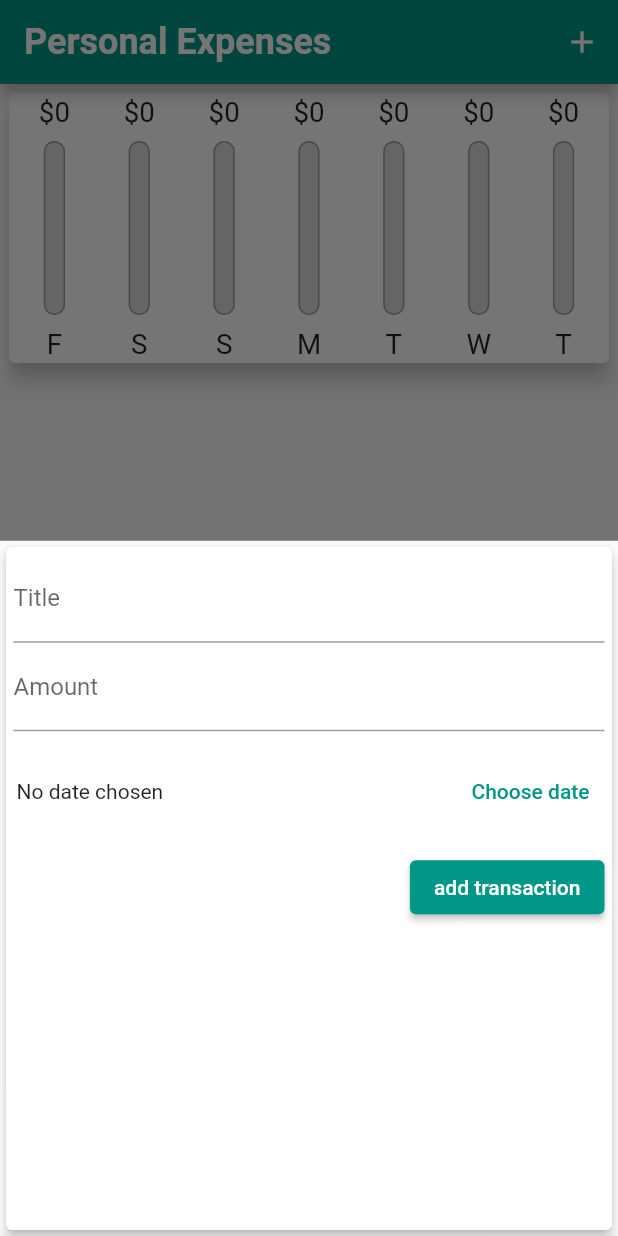
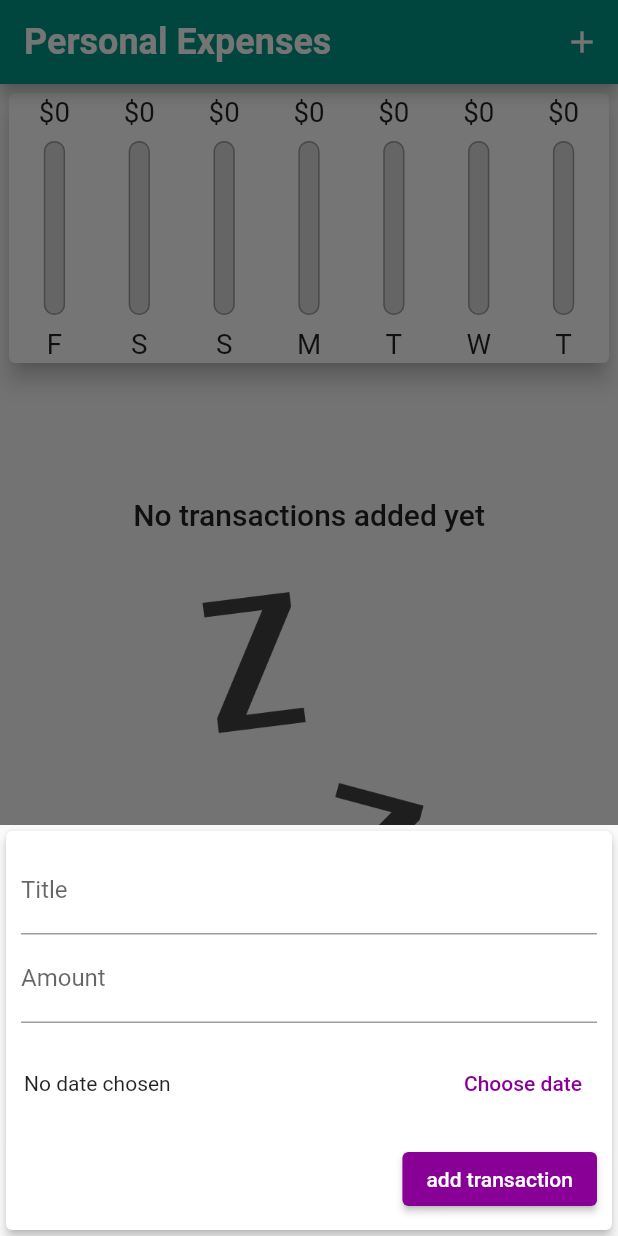
Before and after one commit to ArAmM7/personal_expenses_app, a Flutter app: the screen it shows after launch, after a tap on the "delete" icon, after a tap on the "add" icon, on a phone screen of 412 x 824 dp. Run offline on Flutter 3.47's test engine with Material 2 defaults, Android fonts, the phone set to English and light mode, and no system bars; Roboto replaces fonts that are missing (SF).

Commit message:
Responsive UI and adaptive widgets/app

```diff
--- a/lib/main.dart
+++ b/lib/main.dart
@@ -1,14 +1,14 @@
+import 'dart:io';
+
 import 'package:flutter/material.dart';
-import 'package:flutter/services.dart';
+import 'package:flutter/cupertino.dart';
+
 import 'package:personal_expenses_app/models/transaction.dart';
-import 'package:personal_expenses_app/widgets/new_transactions.dart';
+import 'package:personal_expenses_app/widgets/new_transaction.dart';
 import 'package:personal_expenses_app/widgets/transaction_list.dart';
 import 'package:personal_expenses_app/widgets/chart.dart';
 
 void main() {
-  // WidgetsFlutterBinding.ensureInitialized();
-  // SystemChrome.setPreferredOrientations(
-  //     [DeviceOrientation.portraitUp, DeviceOrientation.portraitDown]);
   runApp(const MyApp());
 }
 
@@ -25,7 +25,24 @@
             currentFocus.unfocus();
           }
         },
-        child: MaterialApp(
+        child: Platform.isIOS
+            ? const CupertinoApp(
+                title: 'Personal Expenses',
+                home: MyHomePage(),
+                theme: CupertinoThemeData(
+                    brightness: Brightness.light,
+                    primaryColor: Colors.teal,
+                    primaryContrastingColor: Colors.white,
+                    scaffoldBackgroundColor: Colors.white70,
+                    barBackgroundColor: Colors.white60,
+                    textTheme: CupertinoTextThemeData(
+                        primaryColor: Colors.black87,
+                        textStyle: TextStyle(
+                            fontFamily: 'SF',
+                            fontSize: 24,
+                            fontWeight: FontWeight.bold))),
+              )
+            : MaterialApp(
                 title: 'Personal Expenses',
                 theme: ThemeData(
                     primarySwatch: Colors.teal,
@@ -39,13 +56,13 @@
                         brightness: Brightness.light,
                         primary: Colors.teal,
                         onPrimary: Colors.white,
-                  secondary: Color.fromRGBO(150, 0, 14, 1),
+                        secondary: Color.fromRGBO(136, 0, 150, 1),
                         onSecondary: Colors.white,
-                  error: Colors.deepOrange,
+                        error: Colors.redAccent,
                         onError: Colors.white,
-                  background: Colors.white70,
+                        background: Colors.white60,
                         onBackground: Colors.black87,
-                  surface: Colors.purple,
+                        surface: Colors.white70,
                         onSurface: Colors.black87)),
                 home: const MyHomePage(),
               ));
@@ -67,12 +84,12 @@
     Transaction(
         id: DateTime.now().toString(),
         title: 'New Shoes',
-        amount: 69.99,
+        amount: 74.99,
         date: DateTime.now()),
     Transaction(
       id: DateTime.now().toString(),
-      title: 'Weekly Groceries',
-      amount: 126.47,
+      title: 'Groceries',
+      amount: 26.47,
       date: DateTime.now(),
     ),
     Transaction(
@@ -83,58 +100,115 @@
     ),
     Transaction(
         id: DateTime.now().toString(),
-        title: 'New Shoes',
+        title: 'New Pants',
         amount: 69.99,
         date: DateTime.now()),
     Transaction(
       id: DateTime.now().toString(),
-      title: 'Weekly Groceries',
-      amount: 126.47,
+      title: 'Groceries',
+      amount: 16.58,
       date: DateTime.now(),
     ),
     Transaction(
       id: DateTime.now().toString(),
-      title: 'Rent',
-      amount: 450,
+      title: 'Utilities',
+      amount: 120,
       date: DateTime.now(),
     ),
   ];
+  bool _showChart = false;
 
   @override
   Widget build(BuildContext context) {
-    final availableHeight = (MediaQuery.of(context).size.height -
+    final mediaQuery = MediaQuery.of(context);
+    final isLandscape = mediaQuery.orientation == Orientation.landscape;
+    final availableHeight = (mediaQuery.size.height -
         AppBar().preferredSize.height -
-        MediaQuery.of(context).padding.top);
-    return Scaffold(
-      appBar: AppBar(
+        mediaQuery.padding.top);
+    final transactionList = SizedBox(
+      height: availableHeight * 0.75,
+      child: TransactionList(
+          transactions: _userTransactions, deleteTX: _deleteTransaction),
+    );
+
+    final pageBody = SafeArea(
+      //TODO create stateful widget from this column
+      child: Column(
+          crossAxisAlignment: CrossAxisAlignment.stretch,
+          children: <Widget>[
+            if (isLandscape)
+              SizedBox(
+                height: availableHeight * 0.15,
+                child: Row(
+                  crossAxisAlignment: CrossAxisAlignment.center,
+                  mainAxisAlignment: MainAxisAlignment.center,
+                  children: [
+                    Text(
+                      'Show chart',
+                      style: Theme.of(context).textTheme.titleMedium,
+                    ),
+                    Switch.adaptive(
+                        activeColor: Theme.of(context).colorScheme.secondary,
+                        value: _showChart,
+                        onChanged: (value) {
+                          setState(() {
+                            _showChart = value;
+                          });
+                        }),
+                  ],
+                ),
+              ),
+            if (!isLandscape)
+              Container(
+                  height: availableHeight * 0.25,
+                  alignment: Alignment.center,
+                  width: double.infinity,
+                  child: Chart(_recentTransactions.toList())),
+            if (!isLandscape) transactionList,
+            if (isLandscape)
+              _showChart
+                  ? Container(
+                      height: availableHeight * 0.75,
+                      alignment: Alignment.center,
+                      width: double.infinity,
+                      child: Chart(_recentTransactions.toList()))
+                  : transactionList,
+          ]),
+    );
+
+    final appBar = Platform.isIOS
+        ? CupertinoNavigationBar(
+            middle: const Text('Personal Expenses'),
+            trailing: GestureDetector(
+                onTap: () => {_startAddNewTransaction(context)},
+                child: const Icon(CupertinoIcons.add)),
+          )
+        : AppBar(
             actions: <Widget>[
               IconButton(
                   onPressed: () => {_startAddNewTransaction(context)},
                   icon: const Icon(Icons.add)),
             ],
             title: const Text('Personal Expenses'),
-      ),
-      body: Column(
-          crossAxisAlignment: CrossAxisAlignment.stretch,
-          children: <Widget>[
-            Container(
-                height: availableHeight * 0.25,
-                alignment: Alignment.center,
-                width: double.infinity,
-                child: Chart(_recentTransactions.toList())),
-            SizedBox(
-              height: availableHeight * 0.75,
-              child: TransactionList(
-                  transactions: _userTransactions,
-                  deleteTX: _deleteTransaction),
-            ),
-          ]),
-      floatingActionButtonLocation: FloatingActionButtonLocation.centerFloat,
-      floatingActionButton: FloatingActionButton(
+          );
+
+    return Platform.isIOS
+        ? CupertinoPageScaffold(
+            navigationBar: (appBar as ObstructingPreferredSizeWidget),
+            child: pageBody,
+          )
+        : Scaffold(
+            resizeToAvoidBottomInset: true,
+            appBar: (appBar as PreferredSizeWidget),
+            floatingActionButtonLocation:
+                FloatingActionButtonLocation.centerFloat,
+            floatingActionButton: Platform.isIOS
+                ? Container()
+                : FloatingActionButton(
                     onPressed: () => {_startAddNewTransaction(context)},
                     child: const Icon(Icons.add),
                   ),
-    );
+            body: pageBody);
   }
 
   Iterable<Transaction> get _recentTransactions {
@@ -144,6 +218,7 @@
 
   void _startAddNewTransaction(BuildContext context) {
     showModalBottomSheet(
+      isScrollControlled: true,
       context: context,
       builder: (_) {
         return NewTransaction(_addNewTransaction);
--- /dev/null
+++ b/lib/widgets/adaptive_flat_button.dart
@@ -0,0 +1,35 @@
+import 'dart:io';
+
+import 'package:flutter/cupertino.dart';
+import 'package:flutter/material.dart';
+
+class AdaptiveFlatButton extends StatelessWidget {
+  const AdaptiveFlatButton(
+      {super.key, required this.handler, required this.text});
+
+  final String text;
+  final Function handler;
+
+  @override
+  Widget build(BuildContext context) {
+    return Platform.isIOS
+        ? CupertinoButton(
+            onPressed: () {
+              handler();
+            },
+            child: const Text(
+              'Choose date',
+              style: TextStyle(fontWeight: FontWeight.bold),
+            ))
+        : TextButton(
+            style: ButtonStyle(
+                foregroundColor: MaterialStatePropertyAll(
+                    Theme.of(context).colorScheme.secondary)),
+            onPressed: () {
+              handler();
+            },
+            child: const Text(
+              'Choose date',
+            ));
+  }
+}
--- a/lib/widgets/chart_bar.dart
+++ b/lib/widgets/chart_bar.dart
@@ -40,7 +40,7 @@
                     heightFactor: spendingPctOfTotal,
                     child: Container(
                         decoration: BoxDecoration(
-                            color: Theme.of(context).primaryColor,
+                            color: Theme.of(context).colorScheme.primary,
                             borderRadius: BorderRadius.circular(10))))
               ])),
           SizedBox(
--- /dev/null
+++ b/lib/widgets/new_transaction.dart
@@ -0,0 +1,104 @@
+import 'package:flutter/material.dart';
+import 'package:intl/intl.dart';
+import 'package:personal_expenses_app/widgets/adaptive_flat_button.dart';
+
+class NewTransaction extends StatefulWidget {
+  final Function addTX;
+
+  const NewTransaction(this.addTX, {super.key});
+
+  @override
+  State<NewTransaction> createState() => _NewTransactionState();
+}
+
+class _NewTransactionState extends State<NewTransaction> {
+  final _titleController = TextEditingController();
+
+  final _amountController = TextEditingController();
+
+  DateTime _selectedDate = DateTime(0);
+
+  @override
+  Widget build(BuildContext context) {
+    return SingleChildScrollView(
+      child: Card(
+          elevation: 3,
+          child: Padding(
+            padding: EdgeInsets.only(
+                top: 10,
+                left: 10,
+                right: 10,
+                bottom: MediaQuery.of(context).viewInsets.bottom + 10),
+            child: Column(
+              crossAxisAlignment: CrossAxisAlignment.end,
+              children: <Widget>[
+                TextField(
+                  controller: _titleController,
+                  enableSuggestions: true,
+                  keyboardType: TextInputType.text,
+                  decoration: const InputDecoration(labelText: 'Title'),
+                  onSubmitted: (_) => _submitData(),
+                ),
+                TextField(
+                  controller: _amountController,
+
+                  //onChanged: (value) => {amountInput = value},
+                  keyboardType: const TextInputType.numberWithOptions(
+                      signed: false, decimal: true),
+                  decoration: const InputDecoration(labelText: 'Amount'),
+                  onSubmitted: (_) => _submitData(),
+                ),
+                Container(
+                  padding: const EdgeInsets.all(2),
+                  height: 80,
+                  child: Row(
+                      crossAxisAlignment: CrossAxisAlignment.center,
+                      children: [
+                        Expanded(
+                            child: Text(_selectedDate == DateTime(0)
+                                ? 'No date chosen'
+                                : 'Picked Date ${DateFormat('dd/MMM/yyyy').format(_selectedDate)}')),
+                        AdaptiveFlatButton(
+                            text: 'Choose Date', handler: _presentDatePicker),
+                      ]),
+                ),
+                ElevatedButton(
+                    style: ButtonStyle(
+                        backgroundColor: MaterialStatePropertyAll(
+                            Theme.of(context).colorScheme.secondary)),
+                    onPressed: () => _submitData(),
+                    child: const Text('add transaction')),
+              ],
+            ),
+          )),
+    );
+  }
+
+  void _presentDatePicker() {
+    showDatePicker(
+            context: context,
+            initialDate: DateTime.now(),
+            firstDate: DateTime(2010),
+            lastDate: DateTime.now())
+        .then((value) {
+      setState(() {
+        _selectedDate = value!;
+      });
+    });
+  }
+
+  void _submitData() {
+    final enteredTitle = _titleController.text;
+    final enteredAmount = double.parse(_amountController.text);
+    if (enteredTitle.isEmpty ||
+        enteredAmount <= 0 ||
+        _selectedDate == DateTime(0)) {
+      return;
+    }
+    widget.addTX(enteredTitle, enteredAmount, _selectedDate);
+    // titleController.clear();
+    // amountController.clear();
+    //_selectedDate = DateTime(0);
+    Navigator.of(context).pop();
+  }
+}
--- a/lib/widgets/new_transactions.dart
+++ /dev/null
@@ -1,97 +0,0 @@
-import 'package:flutter/material.dart';
-import 'package:intl/intl.dart';
-
-class NewTransaction extends StatefulWidget {
-  final Function addTX;
-
-  const NewTransaction(this.addTX, {super.key});
-
-  @override
-  State<NewTransaction> createState() => _NewTransactionState();
-}
-
-class _NewTransactionState extends State<NewTransaction> {
-  final _titleController = TextEditingController();
-
-  final _amountController = TextEditingController();
-
-  DateTime _selectedDate = DateTime(0);
-
-  @override
-  Widget build(BuildContext context) {
-    return Card(
-        elevation: 3,
-        child: Padding(
-          padding: const EdgeInsets.all(5),
-          child: Column(
-            crossAxisAlignment: CrossAxisAlignment.end,
-            children: <Widget>[
-              TextField(
-                controller: _titleController,
-                enableSuggestions: true,
-                keyboardType: TextInputType.text,
-                decoration: const InputDecoration(labelText: 'Title'),
-                onSubmitted: (_) => _submitData(),
-              ),
-              TextField(
-                controller: _amountController,
-
-                //onChanged: (value) => {amountInput = value},
-                keyboardType: const TextInputType.numberWithOptions(
-                    signed: false, decimal: true),
-                decoration: const InputDecoration(labelText: 'Amount'),
-                onSubmitted: (_) => _submitData(),
-              ),
-              Container(
-                padding: const EdgeInsets.all(2),
-                height: 80,
-                child: Row(
-                    crossAxisAlignment: CrossAxisAlignment.center,
-                    children: [
-                      Expanded(
-                          child: Text(_selectedDate == DateTime(0)
-                              ? 'No date chosen'
-                              : 'Picked Date ${DateFormat('dd/MMM/yyyy').format(_selectedDate)}')),
-                      TextButton(
-                          onPressed: _presentDatePicker,
-                          child: const Text(
-                            'Choose date',
-                          )),
-                    ]),
-              ),
-              ElevatedButton(
-                  onPressed: () => _submitData(),
-                  child: const Text('add transaction')),
-            ],
-          ),
-        ));
-  }
-
-  void _presentDatePicker() {
-    showDatePicker(
-            context: context,
-            initialDate: DateTime.now(),
-            firstDate: DateTime(2010),
-            lastDate: DateTime.now())
-        .then((value) {
-      setState(() {
-        _selectedDate = value!;
-      });
-    });
-  }
-
-  void _submitData() {
-    final enteredTitle = _titleController.text;
-    final enteredAmount = double.parse(_amountController.text);
-    if (enteredTitle.isEmpty ||
-        enteredAmount <= 0 ||
-        _selectedDate == DateTime(0)) {
-      return;
-    }
-    widget.addTX(enteredTitle, enteredAmount, _selectedDate);
-    // titleController.clear();
-    // amountController.clear();
-    //_selectedDate = DateTime(0);
-    Navigator.of(context).pop();
-  }
-}
--- a/lib/widgets/transaction_list.dart
+++ b/lib/widgets/transaction_list.dart
@@ -15,7 +15,8 @@
   @override
   Widget build(BuildContext context) {
     return transactions.isEmpty
-        ? Column(
+        ? LayoutBuilder(builder: (context, constraints) {
+            return Column(
               mainAxisAlignment: MainAxisAlignment.center,
               children: [
                 Text('No transactions added yet',
@@ -24,14 +25,15 @@
                   height: 40,
                 ),
                 SizedBox(
-                  height: 160,
+                    height: constraints.maxHeight * 0.6,
                     child: Image.asset(
                       'assets/images/waiting.png',
                       fit: BoxFit.cover,
                       isAntiAlias: true,
                     )),
               ],
-          )
+            );
+          })
         : ListView.builder(
             itemBuilder: (ctx, index) {
               //    regular text
@@ -113,10 +115,11 @@
               //text on circle avatar
               return Card(
                 elevation: 4,
-                margin:
-                    const EdgeInsets.symmetric(vertical: 8, horizontal: 4),
+                margin: const EdgeInsets.symmetric(vertical: 8, horizontal: 4),
                 child: ListTile(
                   leading: CircleAvatar(
+                    backgroundColor: Theme.of(context).colorScheme.primary,
+                    foregroundColor: Theme.of(context).colorScheme.onPrimary,
                     radius: 36,
                     child: FittedBox(
                       child: Text(
@@ -129,13 +132,22 @@
                     style: Theme.of(context).textTheme.titleLarge,
                   ),
                   subtitle: Text(
-                    DateFormat('HH:MM - dd/MMM/yyyy')
-                        .format(transactions[index].date),
+                    DateFormat('dd/MMM/yyyy').format(transactions[index].date),
                     style: Theme.of(context).textTheme.bodyMedium,
                   ),
-                  trailing: IconButton(
+                  trailing: MediaQuery.of(context).size.width > 420
+                      ? ElevatedButton.icon(
+                          onPressed: () => deleteTX(transactions[index].id),
                           icon: const Icon(Icons.delete_rounded),
-                    color: Theme.of(context).errorColor,
+                          label: const Text('Delete transaction'),
+                          style: ButtonStyle(
+                            backgroundColor: MaterialStatePropertyAll(
+                                Theme.of(context).colorScheme.error),
+                          ),
+                        )
+                      : IconButton(
+                          icon: const Icon(Icons.delete_rounded),
+                          color: Theme.of(context).colorScheme.error,
                           onPressed: () => deleteTX(transactions[index].id),
                         ),
                 ),
```
Lines whose indentation alone changed are shown as unchanged.
